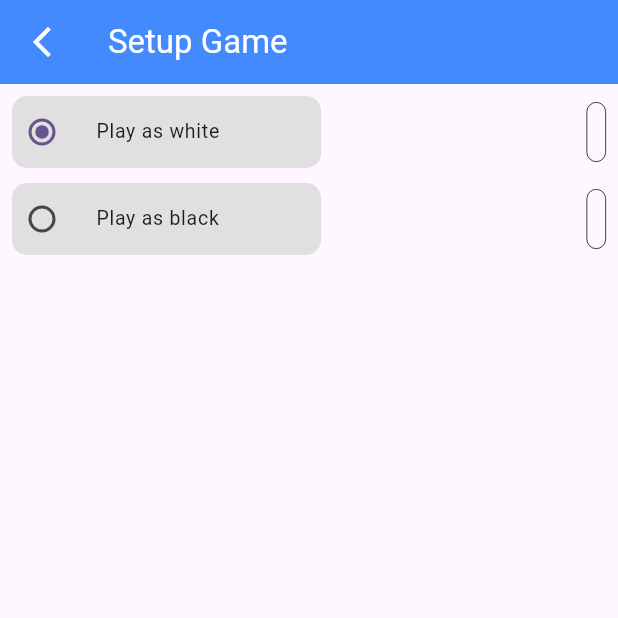
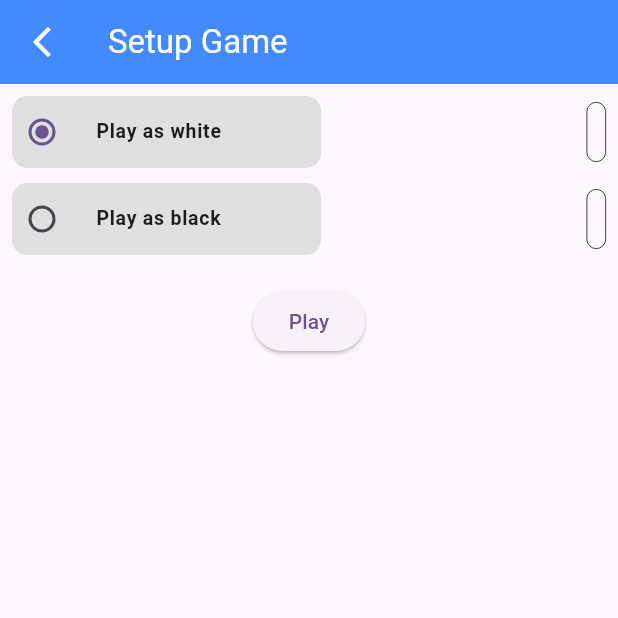
Before and after one commit to shamim36/chess_app, a Flutter app: the GameStartUpScreen screen opened directly with empty values, on a phone screen of 412 x 824 dp, the top half of it. Run offline on Flutter 3.47's test engine with Material 3 defaults, Android fonts, the phone set to English and light mode, and no system bars; missing offline and left inert: bishop, square_bishop, squares.

Commit message:
added game_start up screen ui

```diff
--- a/lib/main_screens/game_start_up_screen.dart
+++ b/lib/main_screens/game_start_up_screen.dart
@@ -1,4 +1,6 @@
+import 'package:chess_app/providers/game_provider.dart';
 import 'package:flutter/material.dart';
+import 'package:provider/provider.dart';
 
 import '../constant.dart';
 import '../widgets/widgets.dart';
@@ -16,12 +18,14 @@ class GameStartUpScreen extends StatefulWidget {
 
 class _GameStartUpScreenState extends State<GameStartUpScreen> {
   PlayerColor playerColorGroup = PlayerColor.white;
+  GameDifficulty gameLevelGroup = GameDifficulty.easy;
 
   int whiteTimeInMinutes = 0;
   int blackTimeInMinutes = 0;
 
   @override
   Widget build(BuildContext context) {
+    final gameProvider = context.read<GameProvider>();
     return Scaffold(
       appBar: AppBar(
         backgroundColor: Colors.blueAccent,
@@ -55,6 +59,7 @@ class _GameStartUpScreenState extends State<GameStartUpScreen> {
                     groupValue: playerColorGroup,
                     onChanged: (value) {
                       setState(() {
+                        blackTimeInMinutes = 0;
                         playerColorGroup = value!;
                       });
                       print('value1 $value');
@@ -71,7 +76,7 @@ class _GameStartUpScreenState extends State<GameStartUpScreen> {
                             }
                           });
                         },
-                        onRightArrowClicked: (){
+                        onRightArrowClicked: () {
                           setState(() {
                             whiteTimeInMinutes++;
                           });
@@ -118,13 +123,30 @@ class _GameStartUpScreenState extends State<GameStartUpScreen> {
                     groupValue: playerColorGroup,
                     onChanged: (value) {
                       setState(() {
+                        whiteTimeInMinutes = 0;
                         playerColorGroup = value!;
                       });
                       print('value2 $value');
                     },
                   ),
                 ),
-                Container(
+                widget.isCustomTime
+                    ? BuildCustomTime(
+                        time: blackTimeInMinutes,
+                        onLeftArrowClicked: () {
+                          setState(() {
+                            if (blackTimeInMinutes != 0) {
+                              blackTimeInMinutes--;
+                            }
+                          });
+                        },
+                        onRightArrowClicked: () {
+                          setState(() {
+                            blackTimeInMinutes++;
+                          });
+                        },
+                      )
+                    : Container(
                         height: 40,
                         decoration: BoxDecoration(
                           border: Border.all(
@@ -149,9 +171,82 @@ class _GameStartUpScreenState extends State<GameStartUpScreen> {
                       ),
               ],
             ),
+
+            gameProvider.vsComputer
+                ? Column(
+                    children: [
+                      const Padding(
+                        padding: EdgeInsets.all(20.0),
+                        child: Text(
+                          'Game Dificult',
+                          style: TextStyle(
+                            fontWeight: FontWeight.bold,
+                            fontSize: 18,
+                          ),
+                        ),
+                      ),
+                      Row(
+                        mainAxisAlignment: MainAxisAlignment.spaceEvenly,
+                        children: [
+                          GameLevelRadioButton(
+                            title: GameDifficulty.easy.name,
+                            value: GameDifficulty.easy,
+                            groupValue: gameLevelGroup,
+                            onChanged: (value) {
+                              setState(() {
+                                gameLevelGroup = value!;
+                              });
+                            },
+                          ),
+                          const SizedBox(
+                            width: 10,
+                          ),
+                          GameLevelRadioButton(
+                            title: GameDifficulty.medium.name,
+                            value: GameDifficulty.medium,
+                            groupValue: gameLevelGroup,
+                            onChanged: (value) {
+                              setState(() {
+                                gameLevelGroup = value!;
+                              });
+                            },
+                          ),
+                          const SizedBox(
+                            width: 10,
+                          ),
+                          GameLevelRadioButton(
+                            title: GameDifficulty.hard.name,
+                            value: GameDifficulty.hard,
+                            groupValue: gameLevelGroup,
+                            onChanged: (value) {
+                              setState(() {
+                                gameLevelGroup = value!;
+                              });
+                            },
+                          ),
+                        ],
+                      ),
+                    ],
+                  )
+                : const SizedBox.shrink(),
+            const SizedBox(
+              height: 20,
+            ),
+            ElevatedButton(
+              onPressed: () {
+                //navigate to game Screen
+                playGame(gameProvider: gameProvider);
+              },
+              child: const Text('Play'),
+            ),
           ],
         ),
       ),
     );
   }
+
+  void playGame({required GameProvider gameProvider}) {
+    //check if is custome time
+
   }
+}
```
Also changed, not shown: lib/widgets/widgets.dart (+44 -1 lines). Lines whose indentation alone changed are shown as unchanged.
